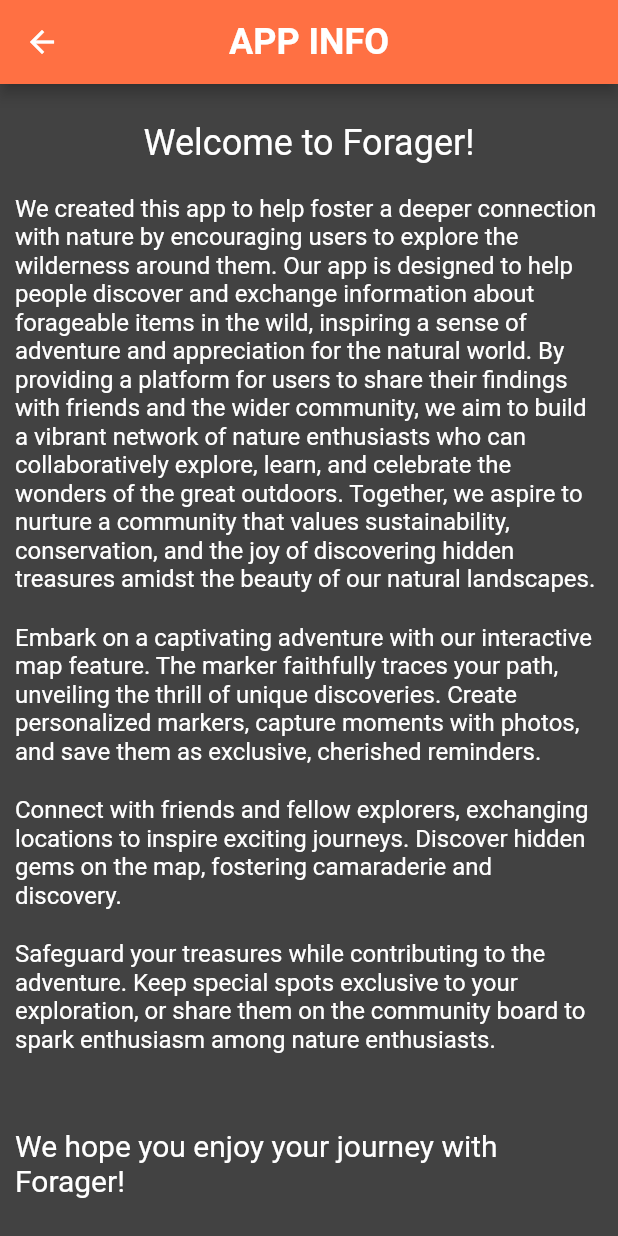
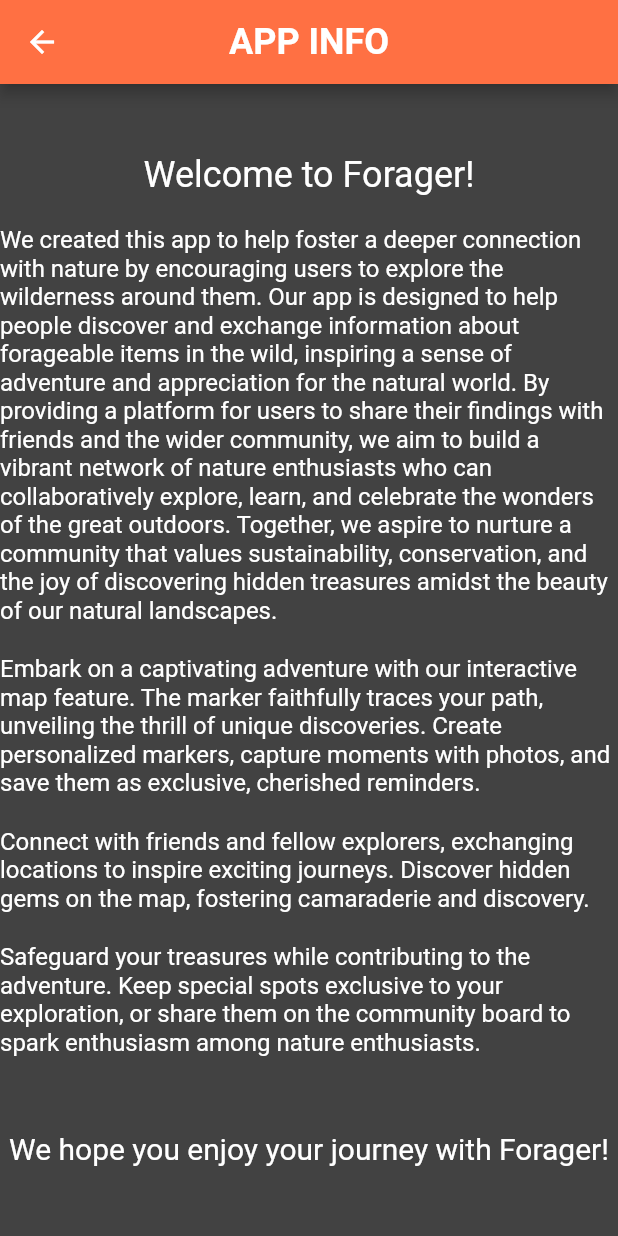
Before and after one commit to T-Pirozzini/flutter_forage_app, a Flutter app: the AboutPage screen opened directly, on a phone screen of 412 x 824 dp. Run offline on Flutter 3.47's test engine with Material 2 defaults, Android fonts, the phone set to English and light mode, and no system bars; our stand-ins replace cloud_firestore, firebase_auth, firebase_core, firebase_storage, floating_bottom_navigation_bar, flutter_dotenv and 10 more; accounts and stored records are empty; Roboto replaces fonts that are missing (Philosopher).

Commit message:
prep for apple distribution

```diff
--- a/lib/pages/about_page.dart
+++ b/lib/pages/about_page.dart
@@ -15,13 +15,13 @@
     return Scaffold(
       backgroundColor: Colors.grey.shade800,
       appBar: AppBar(
-        title: const Text('APP INFO'),
+        title: Text('APP INFO'),
         titleTextStyle:
             GoogleFonts.philosopher(fontSize: 24, fontWeight: FontWeight.bold),
         centerTitle: true,
         backgroundColor: Colors.deepOrange.shade400,
         leading: IconButton(
-          icon: const Icon(Icons.arrow_back),
+          icon: Icon(Icons.arrow_back),
           onPressed: () {
             Navigator.push(
               context,
@@ -37,10 +37,7 @@
           },
         ),
       ),
-      body: const Padding(
-        padding: EdgeInsets.all(10.0),
-        child: Center(
-          child: Column(
+      body: Column(
             mainAxisAlignment: MainAxisAlignment.center,
             children: [
               Text("Welcome to Forager!",
@@ -72,8 +69,6 @@
               ),
             ],
           ),
-        ),
-      ),
-    );
+        );
   }
 }
--- a/lib/pages/credits_page.dart
+++ b/lib/pages/credits_page.dart
@@ -33,7 +33,7 @@
           },
         ),
       ),
-      body: const Center(
+      body: Center(
         child: Column(
           mainAxisAlignment: MainAxisAlignment.center,
           children: [
--- a/pubspec.yaml
+++ b/pubspec.yaml
@@ -38,8 +38,8 @@
   intl: ^0.17.0
   geocoding: ^2.1.0
   flutter_image_compress: ^2.0.3
-  url_launcher: ^6.1.12
-  font_awesome_flutter: ^10.5.0
+  url_launcher:
+  font_awesome_flutter:
 
   # google maps deps
   google_maps_flutter:
@@ -94,7 +94,7 @@
 
   # To add assets to your application, add an assets section, like this:
   assets:
-    - .env
+    # - .env
     - lib/assets/images/
 
   # An image asset can refer to one or more resolution-specific "variants", see
```
Also changed, not shown: lib/pages/forage_location_info_page.dart (+6 -6 lines), pubspec.lock, 9 other files.
